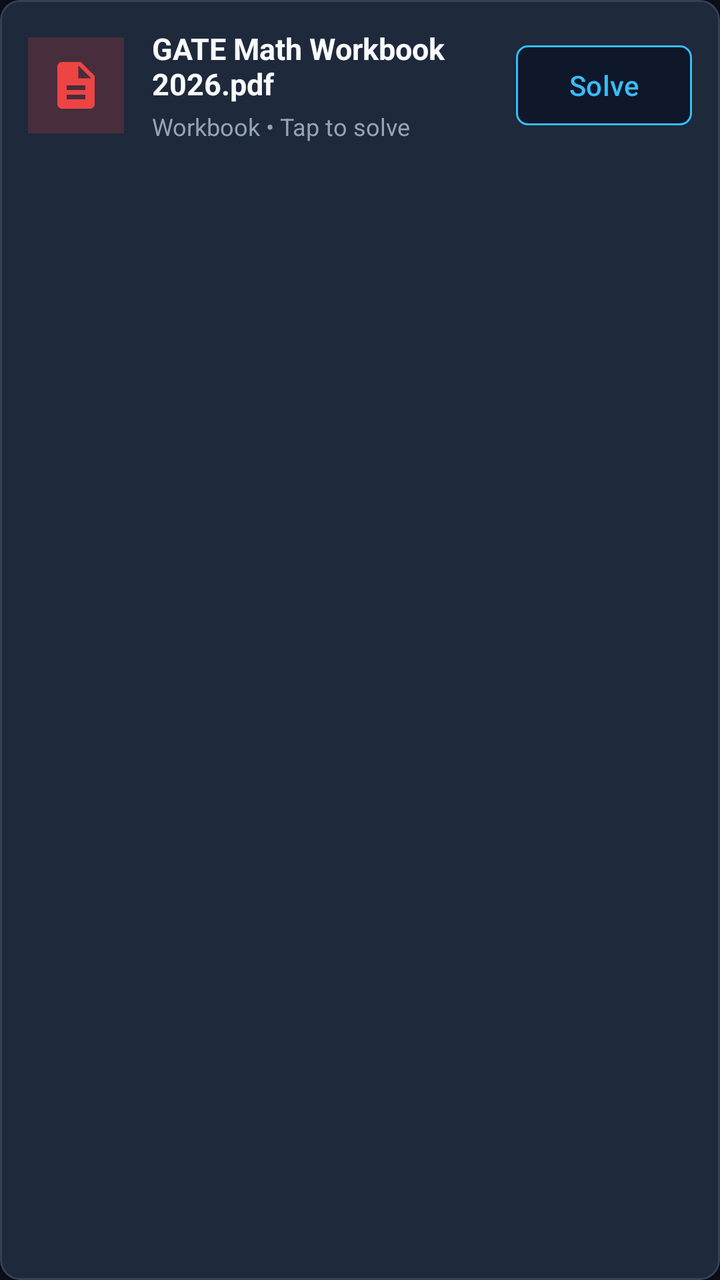
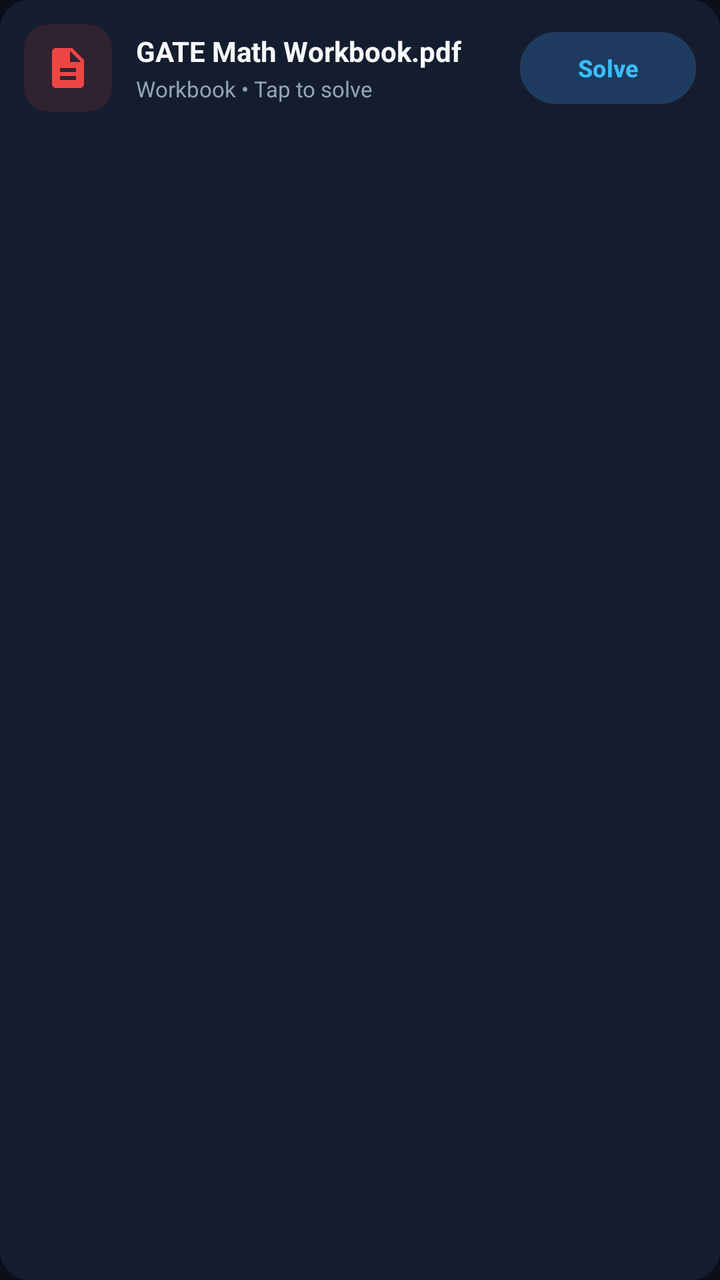

An Android layout rendered at two revisions. The XML below is the earlier revision; the diff shows what the commit changed to produce the second picture.
<!-- AndroidManifest.xml: application theme Theme.GateFocus -->
<!-- res/layout/item_pdf.xml -->
<?xml version="1.0" encoding="utf-8"?>
<com.google.android.material.card.MaterialCardView xmlns:android="http://schemas.android.com/apk/res/android"
    xmlns:app="http://schemas.android.com/apk/res-auto"
    android:layout_width="match_parent"
    android:layout_height="wrap_content"
    android:layout_marginBottom="10dp"
    android:backgroundTint="@color/card_bg"
    app:cardCornerRadius="10dp"
    app:cardElevation="2dp"
    app:strokeColor="@color/card_border"
    app:strokeWidth="1dp">

    <LinearLayout
        android:layout_width="match_parent"
        android:layout_height="wrap_content"
        android:gravity="center_vertical"
        android:orientation="horizontal"
        android:padding="14dp">

        <ImageView
            android:layout_width="48dp"
            android:layout_height="48dp"
            android:background="#33EF4444"
            android:padding="10dp"
            android:src="@drawable/ic_pdf"
            app:tint="@color/red" />

        <LinearLayout
            android:layout_width="0dp"
            android:layout_height="wrap_content"
            android:layout_marginStart="14dp"
            android:layout_weight="1"
            android:orientation="vertical">

            <TextView
                android:id="@+id/tvPdfTitle"
                android:layout_width="match_parent"
                android:layout_height="wrap_content"
                android:ellipsize="end"
                android:maxLines="2"
                android:text="GATE Math Workbook 2026.pdf"
                android:textColor="@color/text_primary"
                android:textSize="15sp"
                android:textStyle="bold" />

            <TextView
                android:id="@+id/tvPdfInfo"
                android:layout_width="wrap_content"
                android:layout_height="wrap_content"
                android:layout_marginTop="3dp"
                android:text="Workbook • Tap to solve"
                android:textColor="@color/text_secondary"
                android:textSize="12sp" />
        </LinearLayout>

        <com.google.android.material.button.MaterialButton
            android:id="@+id/btnOpenPdf"
            android:layout_width="wrap_content"
            android:layout_height="wrap_content"
            android:backgroundTint="@color/primary_dark"
            android:text="Solve"
            android:textColor="@color/accent"
            app:cornerRadius="6dp"
            app:strokeColor="@color/accent"
            app:strokeWidth="1dp" />
    </LinearLayout>

</com.google.android.material.card.MaterialCardView>
<!-- resources referenced by this layout -->
<resources>
  <color name="accent">#38BDF8</color>
  <color name="card_bg">#1E293B</color>
  <color name="card_border">#334155</color>
  <color name="primary_dark">#0F172A</color>
  <color name="red">#EF4444</color>
  <color name="text_primary">#F8FAFC</color>
  <color name="text_secondary">#94A3B8</color>
  <!-- drawable ic_pdf (drawable) -->
  <vector xmlns:android="http://schemas.android.com/apk/res/android"
      android:width="20dp"
      android:height="20dp"
      android:viewportWidth="24"
      android:viewportHeight="24"
      android:tint="?attr/colorControlNormal">
      <path
          android:fillColor="@android:color/white"
          android:pathData="M14,2H6C4.9,2 4,2.9 4,4v16c0,1.1 0.89,2 1.99,2H18c1.1,0 2,-0.9 2,-2V8l-6,-6zm2,16H8v-2h8v2zm0,-4H8v-2h8v2zm-3,-5V3.5L18.5,9H13z" />
  </vector>
  <style name="Theme.GateFocus" parent="Theme.Material3.Dark.NoActionBar">
          <item name="android:statusBarColor">@color/background</item>
          <item name="android:windowBackground">@color/background</item>
          <item name="colorPrimary">@color/accent</item>
      </style>
  <color name="background">#0B0F19</color>
</resources>

<!-- the commit's change to res/layout/item_pdf.xml (unified diff, before → after) -->
@@ -3,32 +3,43 @@
     xmlns:app="http://schemas.android.com/apk/res-auto"
     android:layout_width="match_parent"
     android:layout_height="wrap_content"
-    android:layout_marginBottom="10dp"
-    android:backgroundTint="@color/card_bg"
-    app:cardCornerRadius="10dp"
-    app:cardElevation="2dp"
-    app:strokeColor="@color/card_border"
-    app:strokeWidth="1dp">
+    android:layout_marginBottom="8dp"
+    android:backgroundTint="#141D2E"
+    android:clickable="true"
+    android:focusable="true"
+    android:foreground="?attr/selectableItemBackground"
+    app:cardCornerRadius="14dp"
+    app:cardElevation="0dp"
+    app:strokeWidth="0dp">
 
     <LinearLayout
         android:layout_width="match_parent"
         android:layout_height="wrap_content"
         android:gravity="center_vertical"
         android:orientation="horizontal"
-        android:padding="14dp">
+        android:padding="12dp">
 
-        <ImageView
-            android:layout_width="48dp"
-            android:layout_height="48dp"
-            android:background="#33EF4444"
-            android:padding="10dp"
-            android:src="@drawable/ic_pdf"
-            app:tint="@color/red" />
+        <com.google.android.material.card.MaterialCardView
+            android:layout_width="44dp"
+            android:layout_height="44dp"
+            android:backgroundTint="#22EF4444"
+            app:cardCornerRadius="12dp"
+            app:cardElevation="0dp"
+            app:strokeWidth="0dp">
+
+            <ImageView
+                android:layout_width="24dp"
+                android:layout_height="24dp"
+                android:layout_gravity="center"
+                android:src="@drawable/ic_pdf"
+                app:tint="@color/red" />
+        </com.google.android.material.card.MaterialCardView>
 
         <LinearLayout
             android:layout_width="0dp"
             android:layout_height="wrap_content"
-            android:layout_marginStart="14dp"
+            android:layout_marginStart="12dp"
+            android:layout_marginEnd="8dp"
             android:layout_weight="1"
             android:orientation="vertical">
 
@@ -38,31 +49,36 @@
                 android:layout_height="wrap_content"
                 android:ellipsize="end"
                 android:maxLines="2"
-                android:text="GATE Math Workbook 2026.pdf"
+                android:text="GATE Math Workbook.pdf"
                 android:textColor="@color/text_primary"
-                android:textSize="15sp"
+                android:textSize="14sp"
                 android:textStyle="bold" />
 
             <TextView
                 android:id="@+id/tvPdfInfo"
                 android:layout_width="wrap_content"
                 android:layout_height="wrap_content"
-                android:layout_marginTop="3dp"
+                android:layout_marginTop="2dp"
                 android:text="Workbook • Tap to solve"
                 android:textColor="@color/text_secondary"
-                android:textSize="12sp" />
+                android:textSize="11sp" />
         </LinearLayout>
 
         <com.google.android.material.button.MaterialButton
             android:id="@+id/btnOpenPdf"
+            style="@style/Widget.Material3.Button.TonalButton"
             android:layout_width="wrap_content"
-            android:layout_height="wrap_content"
-            android:backgroundTint="@color/primary_dark"
+            android:layout_height="36dp"
+            android:backgroundTint="#1E3A5F"
+            android:insetTop="0dp"
+            android:insetBottom="0dp"
+            android:paddingHorizontal="16dp"
             android:text="Solve"
             android:textColor="@color/accent"
-            app:cornerRadius="6dp"
-            app:strokeColor="@color/accent"
-            app:strokeWidth="1dp" />
+            android:textSize="12sp"
+            android:textStyle="bold"
+            app:cornerRadius="18dp"
+            app:strokeWidth="0dp" />
     </LinearLayout>
 
 </com.google.android.material.card.MaterialCardView>
<!-- resource entries referenced after the edit -->
@@ -1,9 +1,6 @@
 <!-- resources referenced by this layout -->
 <resources>
   <color name="accent">#38BDF8</color>
-  <color name="card_bg">#1E293B</color>
-  <color name="card_border">#334155</color>
-  <color name="primary_dark">#0F172A</color>
   <color name="red">#EF4444</color>
   <color name="text_primary">#F8FAFC</color>
   <color name="text_secondary">#94A3B8</color>
